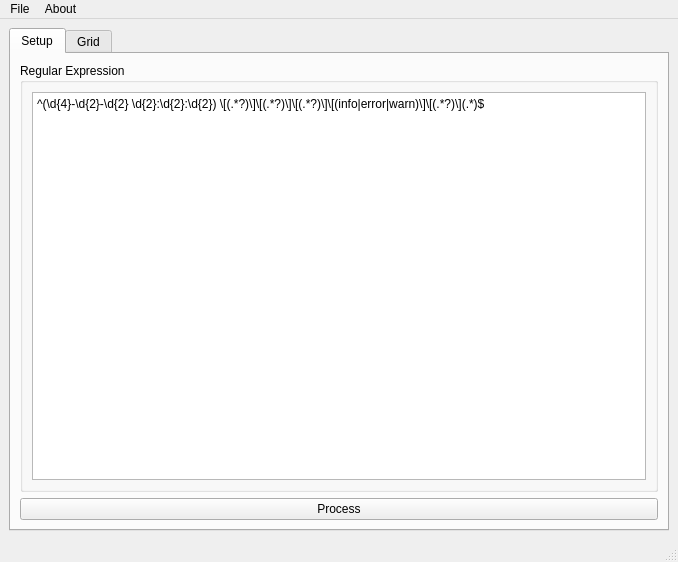
Above: mainwindow.ui from glpzzz/logan before the change. Below: the same form after it.
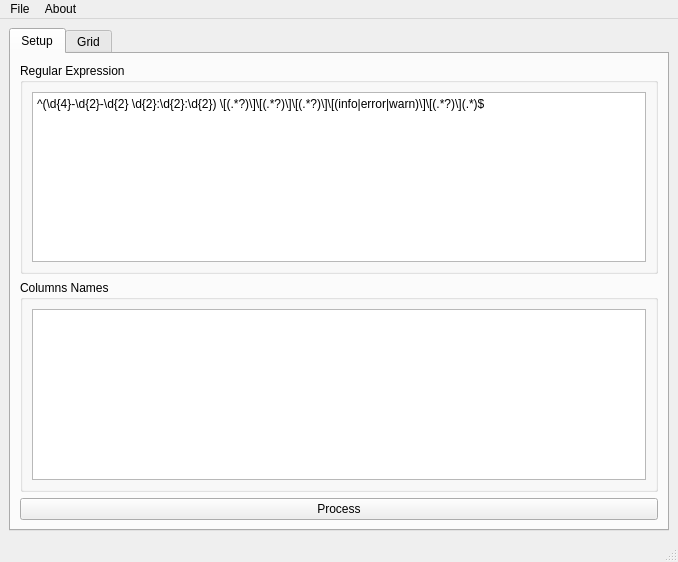
That is the form after the change.

Commit message:
Columns names
Allow to configure the columns names on the grid view

```diff
--- a/mainwindow.ui
+++ b/mainwindow.ui
@@ -24,8 +24,15 @@
        <attribute name="title">
         <string>Setup</string>
        </attribute>
-       <layout class="QVBoxLayout" name="verticalLayout_2">
-        <item>
+       <layout class="QGridLayout" name="gridLayout">
+        <item row="3" column="0" colspan="2">
+         <widget class="QPushButton" name="pbProcess">
+          <property name="text">
+           <string>Process</string>
+          </property>
+         </widget>
+        </item>
+        <item row="0" column="0" colspan="2">
          <widget class="QGroupBox" name="groupBox">
           <property name="title">
            <string>Regular Expression</string>
@@ -41,11 +48,16 @@
           </layout>
          </widget>
         </item>
-        <item>
-         <widget class="QPushButton" name="pbProcess">
-          <property name="text">
-           <string>Process</string>
+        <item row="1" column="0" colspan="2">
+         <widget class="QGroupBox" name="groupBox_2">
+          <property name="title">
+           <string>Columns Names</string>
           </property>
+          <layout class="QVBoxLayout" name="verticalLayout_2">
+           <item>
+            <widget class="QListView" name="lvColumnsNames"/>
+           </item>
+          </layout>
          </widget>
         </item>
        </layout>
```
Left out of the diff: 17 changed lines with no effect on the pictures. The commit also changes 2 other files.
